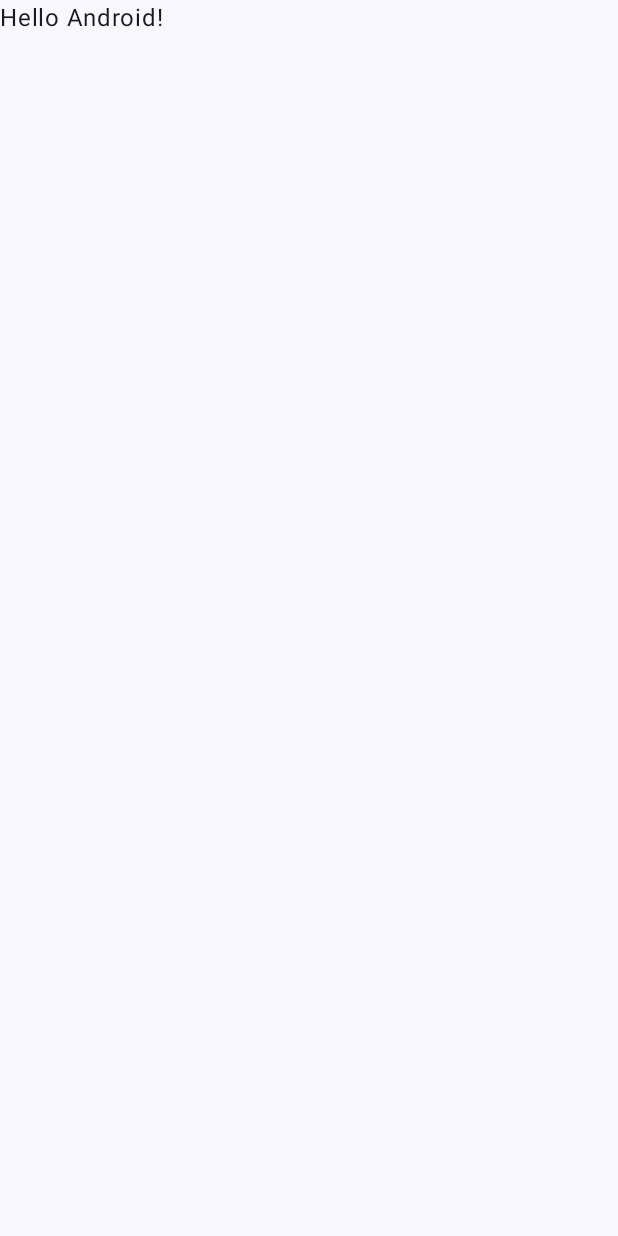
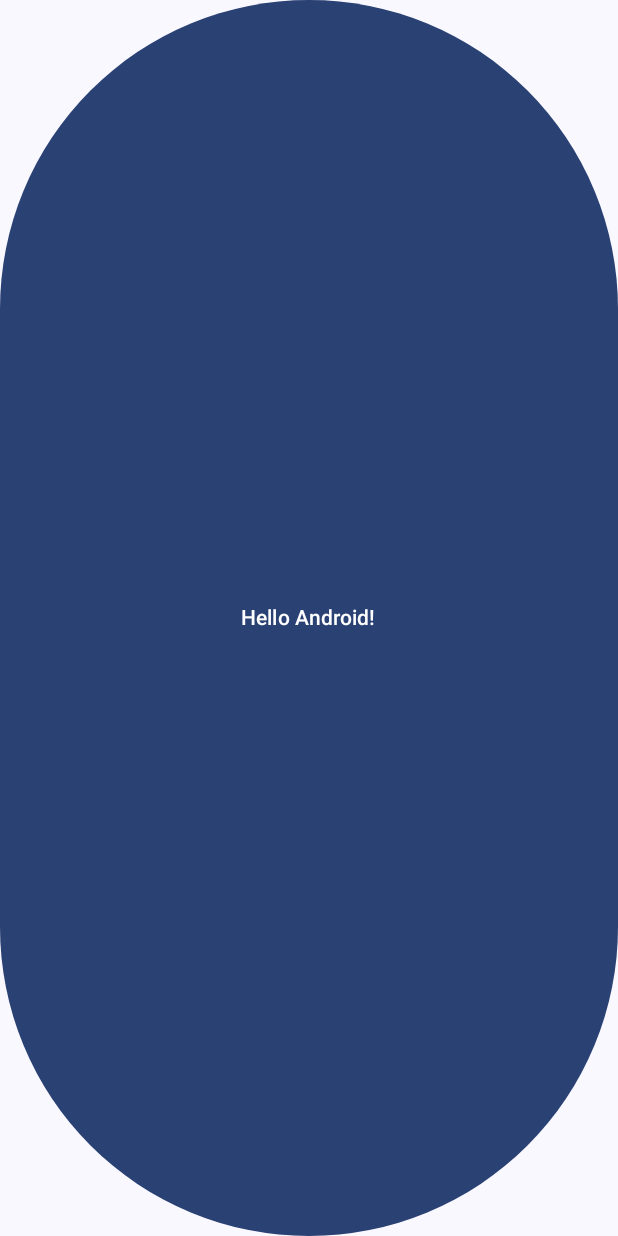
Before and after one commit to rodolphocastro/FriendlyCondo, an Android app built with Jetpack Compose: the screen it shows after launch (MainActivity), on a phone screen of 412 x 824 dp. Before the commit the screen is almost empty. Run offline under Robolectric (Android 15) with nearby library versions, the phone set to English and light mode, and no system bars.

Commit message:
test: Crash the app when interacting

```diff
--- a/app/src/main/java/com/ardc/friendlycondo/MainActivity.kt
+++ b/app/src/main/java/com/ardc/friendlycondo/MainActivity.kt
@@ -4,6 +4,7 @@ import android.os.Bundle
 import androidx.activity.ComponentActivity
 import androidx.activity.compose.setContent
 import androidx.compose.foundation.layout.fillMaxSize
+import androidx.compose.material3.Button
 import androidx.compose.material3.MaterialTheme
 import androidx.compose.material3.Surface
 import androidx.compose.material3.Text
@@ -19,11 +20,17 @@ class MainActivity : ComponentActivity() {
             FriendlyCondoTheme {
                 // A surface container using the 'background' color from the theme
                 Surface(modifier = Modifier.fillMaxSize(), color = MaterialTheme.colorScheme.background) {
-                    Greeting("Android")
+                    Button(onClick = { crashWithText("Testing Crashlytics") }) {
+                        Greeting("Android")
+                    }
                 }
             }
         }
     }
+}
+
+private fun crashWithText(message: String): Unit {
+    throw RuntimeException(message)
 }
 
 @Composable
```
